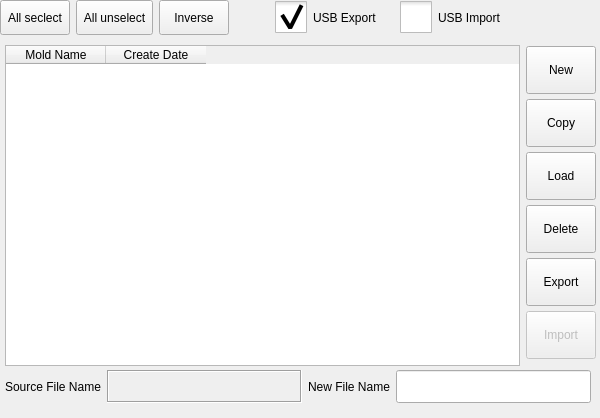
First picture: the form in function_settings/moldinformation.ui, repository GaussCheng/2-5AxisPunch, before the edit.
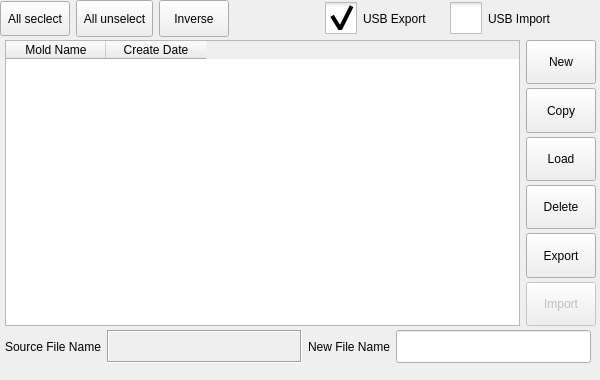
Second picture: the form after the edit. Icons and pictures are not drawn. Custom widgets are drawn as their Qt base class.

The edit to the form file:
```diff
--- a/function_settings/moldinformation.ui
+++ b/function_settings/moldinformation.ui
@@ -7,7 +7,7 @@
     <x>0</x>
     <y>0</y>
     <width>600</width>
-    <height>418</height>
+    <height>380</height>
    </rect>
   </property>
   <property name="windowTitle">
@@ -44,7 +44,15 @@
   <property name="frameShadow">
    <enum>QFrame::Plain</enum>
   </property>
-  <widget class="QWidget" name="">
+  <widget class="QWidget" name="layoutWidget">
+   <property name="geometry">
+    <rect>
+     <x>0</x>
+     <y>0</y>
+     <width>552</width>
+     <height>37</height>
+    </rect>
+   </property>
    <layout class="QHBoxLayout" name="horizontalLayout_3">
     <item>
      <widget class="QToolButton" name="allToolButton">
@@ -198,13 +206,13 @@
     </item>
    </layout>
   </widget>
-  <widget class="QWidget" name="">
+  <widget class="QWidget" name="layoutWidget">
    <property name="geometry">
     <rect>
      <x>5</x>
-     <y>45</y>
+     <y>40</y>
      <width>591</width>
-     <height>321</height>
+     <height>286</height>
     </rect>
    </property>
    <layout class="QHBoxLayout" name="horizontalLayout">
@@ -259,13 +267,7 @@
         <property name="minimumSize">
          <size>
           <width>70</width>
-          <height>48</height>
-         </size>
-        </property>
-        <property name="maximumSize">
-         <size>
-          <width>70</width>
-          <height>48</height>
+          <height>0</height>
          </size>
         </property>
         <property name="text">
@@ -284,13 +286,7 @@
         <property name="minimumSize">
          <size>
           <width>70</width>
-          <height>48</height>
-         </size>
-        </property>
-        <property name="maximumSize">
-         <size>
-          <width>70</width>
-          <height>48</height>
+          <height>0</height>
          </size>
         </property>
         <property name="text">
@@ -309,13 +305,7 @@
         <property name="minimumSize">
          <size>
           <width>70</width>
-          <height>48</height>
-         </size>
-        </property>
-        <property name="maximumSize">
-         <size>
-          <width>70</width>
-          <height>48</height>
+          <height>0</height>
          </size>
         </property>
         <property name="text">
@@ -334,13 +324,7 @@
         <property name="minimumSize">
          <size>
           <width>70</width>
-          <height>48</height>
-         </size>
-        </property>
-        <property name="maximumSize">
-         <size>
-          <width>70</width>
-          <height>48</height>
+          <height>0</height>
          </size>
         </property>
         <property name="text">
@@ -359,13 +343,7 @@
         <property name="minimumSize">
          <size>
           <width>70</width>
-          <height>48</height>
-         </size>
-        </property>
-        <property name="maximumSize">
-         <size>
-          <width>70</width>
-          <height>48</height>
+          <height>0</height>
          </size>
         </property>
         <property name="text">
@@ -387,13 +365,7 @@
         <property name="minimumSize">
          <size>
           <width>70</width>
-          <height>48</height>
-         </size>
-        </property>
-        <property name="maximumSize">
-         <size>
-          <width>70</width>
-          <height>48</height>
+          <height>0</height>
          </size>
         </property>
         <property name="text">
@@ -405,11 +377,11 @@
     </item>
    </layout>
   </widget>
-  <widget class="QWidget" name="">
+  <widget class="QWidget" name="layoutWidget">
    <property name="geometry">
     <rect>
      <x>5</x>
-     <y>370</y>
+     <y>330</y>
      <width>586</width>
      <height>33</height>
     </rect>
```
